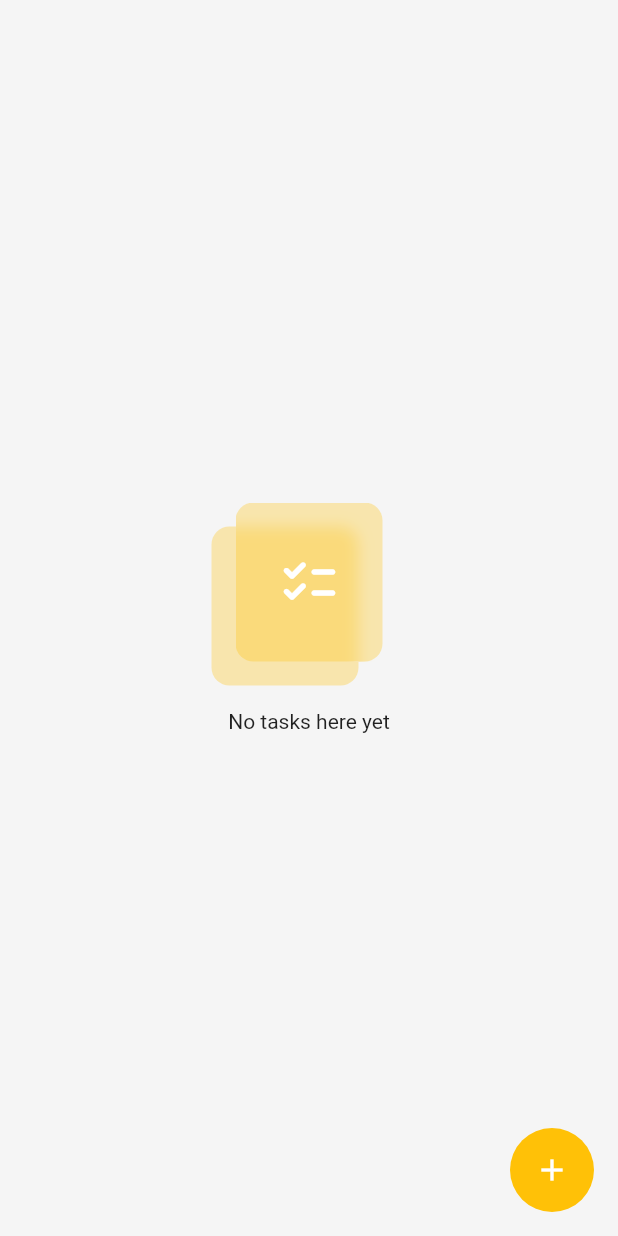
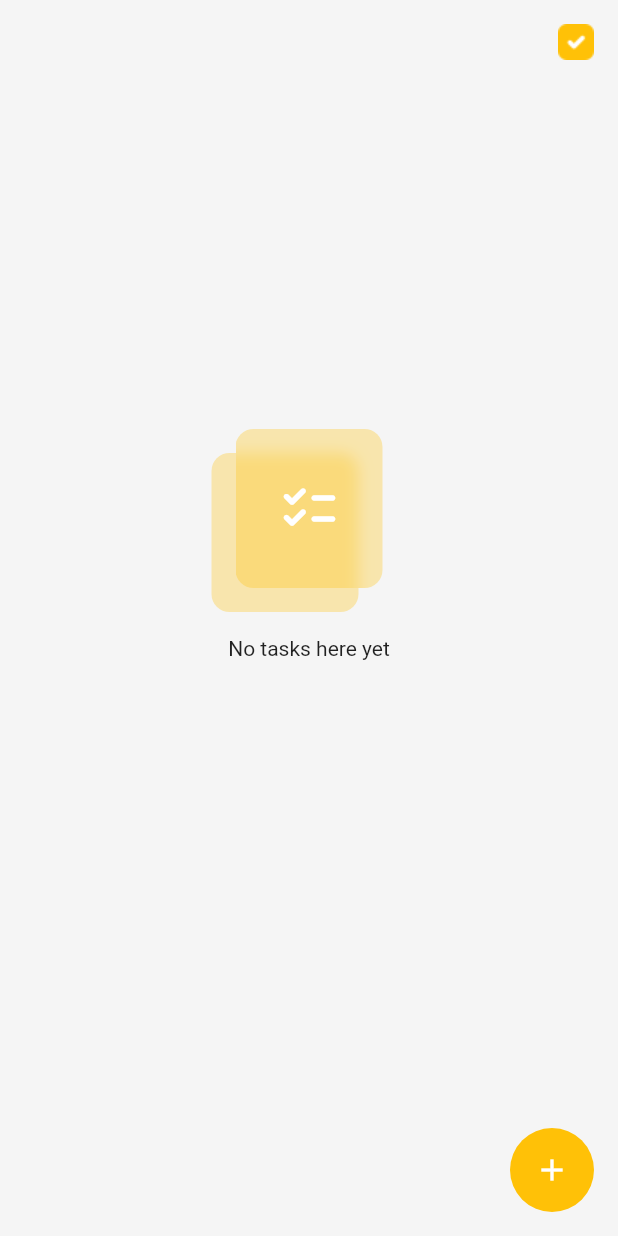
Before and after one commit to borntofrappe/rho, a Flutter app: the screen it shows after launch, on a phone screen of 412 x 824 dp. Run offline on Flutter 3.47's test engine with Material 2 defaults, Android fonts, the phone set to English and light mode, and no system bars.

Commit message:
update home screen

```diff
--- a/lib/routes/home.dart
+++ b/lib/routes/home.dart
@@ -43,8 +43,16 @@ class _HomeState extends State<Home> {
   @override
   Widget build(BuildContext context) {
     return Scaffold(
+      resizeToAvoidBottomInset: false,
       body: SafeArea(
-        child: Center(
+        child: Column(
+          children: [
+            ListTile(
+              trailing: Image.asset('assets/icon.png'),
+            ),
+            Expanded(
+              child: Align(
+                alignment: Alignment.bottomCenter,
                 child: _tasks.isEmpty
                     ? const EmptyState(
                         text: 'No tasks here yet',
@@ -57,6 +65,12 @@ class _HomeState extends State<Home> {
                           });
                         },
                       ),
+              ),
+            ),
+            const Expanded(
+              child: ExcludeSemantics(),
+            )
+          ],
         ),
       ),
       floatingActionButton: _hasFocus
--- a/pubspec.yaml
+++ b/pubspec.yaml
@@ -3,7 +3,7 @@ description: A good looking todo app.
 
 # The following line prevents the package from being accidentally published to
 # pub.dev using `flutter pub publish`. This is preferred for private packages.
-publish_to: 'none' # Remove this line if you wish to publish to pub.dev
+publish_to: "none" # Remove this line if you wish to publish to pub.dev
 
 # The following defines the version and build number for your application.
 # A version number is three numbers separated by dots, like 1.2.43
@@ -30,7 +30,6 @@ dependencies:
   flutter:
     sdk: flutter
 
-
   # The following adds the Cupertino Icons font to your application.
   # Use with the CupertinoIcons class for iOS style icons.
   cupertino_icons: ^1.0.2
@@ -51,7 +50,6 @@ dev_dependencies:
 
 # The following section is specific to Flutter.
 flutter:
-
   # The following line ensures that the Material Icons font is
   # included with your application, so that you can use the icons in
   # the material Icons class.
@@ -61,6 +59,8 @@ flutter:
   # assets:
   #   - images/a_dot_burr.jpeg
   #   - images/a_dot_ham.jpeg
+  assets:
+    - assets/icon.png
 
   # An image asset can refer to one or more resolution-specific "variants", see
   # https://flutter.dev/assets-and-images/#resolution-aware.
```
Also changed, not shown: assets/icon.png (added), icon.svg (added). Lines whose indentation alone changed are shown as unchanged.
